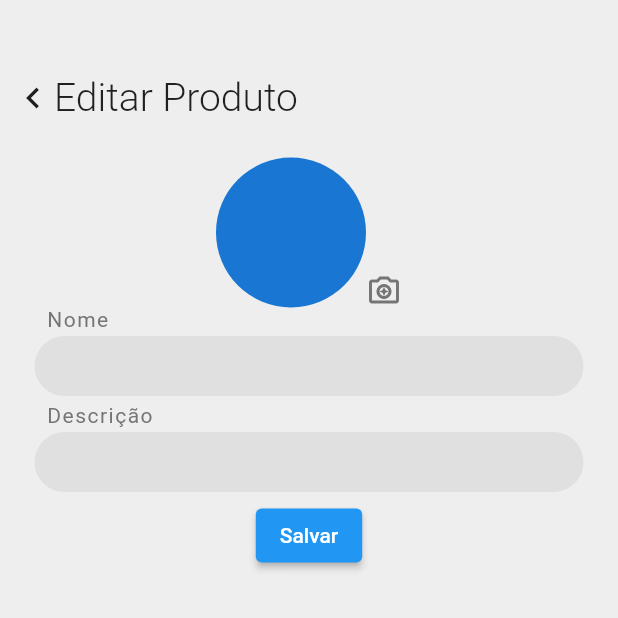
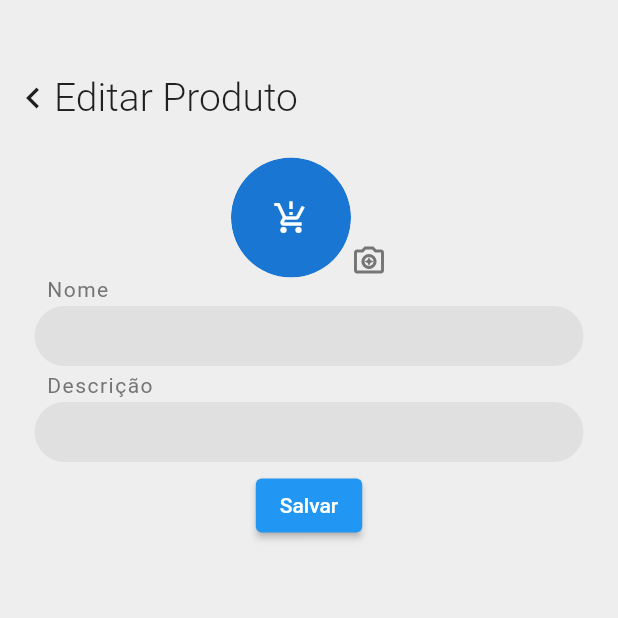
Before and after one commit to Kilder-M/rv_crud_challenger, a Flutter app: the ProductDetailsView screen opened directly, after a tap on "Editar", on a phone screen of 412 x 824 dp, the top half of it. Run offline on Flutter 3.47's test engine with Material 2 defaults, Android fonts, the light colour scheme and no system bars; our stand-ins replace get, image_picker, sqflite; accounts and stored records are empty.

Commit message:
feat: :sparkles: pegando imagens da galeria e mostrando na tela.
feito a construção das views com os dados que foram resgatados da galeria do dispositivo. Atualizando desgin e passando parametros nomeados.

```diff
--- a/lib/app/modules/home/views/home_view.dart
+++ b/lib/app/modules/home/views/home_view.dart
@@ -1,3 +1,4 @@
+
 import 'package:flutter/material.dart';
 
 import 'package:get/get.dart';
@@ -64,10 +65,12 @@ class HomeView extends GetView<HomeController> {
                                 return GestureDetector(
                                   onTap: () => Get.to(
                                     const ProductDetailsView(),
+                                    arguments: product
                                   ),
                                   child: CardForProductList(
                                     title: product.name,
                                     subTitle: product.details,
+                                    photoUrl: product.urlPhoto,
                                     onTapIcon: () {
                                       showDialog(
                                         context: context,
--- a/lib/app/modules/home/views/product_details_view.dart
+++ b/lib/app/modules/home/views/product_details_view.dart
@@ -1,6 +1,8 @@
 import 'package:flutter/material.dart';
 
 import 'package:get/get.dart';
+import 'package:rv_crud_challenger/app/data/domain/entities/product.dart';
+import 'package:rv_crud_challenger/app/modules/home/views/update_view.dart';
 import 'package:rv_crud_challenger/app/modules/home/widgets/card_product_details.dart';
 
 class ProductDetailsView extends GetView {
@@ -8,6 +10,10 @@ class ProductDetailsView extends GetView {
 
   @override
   Widget build(BuildContext context) {
+    Product product = (Get.arguments == null) ? Product() : Get.arguments;
+    var photoUrl = (product.urlPhoto == null || product.urlPhoto == '')
+        ? ''.obs
+        : product.urlPhoto.obs;
     return Scaffold(
       backgroundColor: Colors.grey[100],
       body: SafeArea(
@@ -40,9 +46,18 @@ class ProductDetailsView extends GetView {
                       ],
                     ),
                   ),
-                    const Padding(
-                      padding:  EdgeInsets.all(35.0),
-                      child: CardProductDetails(width: double.infinity,photoWidth: 100,photoHeight: 100,),
+                  Padding(
+                    padding: const EdgeInsets.all(35.0),
+                    child: CardProductDetails(
+                      onTapButton: (){
+                        Get.to(const UpdateView(), arguments: product);
+                      },
+                      product: product,
+                      photoUrl: product.urlPhoto,
+                      width: double.infinity,
+                      photoWidth: 100,
+                      photoHeight: 100,
+                    ),
                   )
                 ],
               ),
--- a/lib/app/modules/home/views/update_view.dart
+++ b/lib/app/modules/home/views/update_view.dart
@@ -1,3 +1,5 @@
+import 'dart:convert';
+
 import 'package:flutter/material.dart';
 
 import 'package:get/get.dart';
@@ -13,6 +15,10 @@ class UpdateView extends GetView<HomeController> {
   @override
   Widget build(BuildContext context) {
     Product product = (Get.arguments == null) ? Product() : Get.arguments;
+    var title = (Get.arguments == null) ? 'Novo Produto' : 'Editar Produto';
+    var photoUrl = (product.urlPhoto == null || product.urlPhoto == '')
+        ? ''.obs
+        : product.urlPhoto.obs;
     var form = GlobalKey<FormState>();
     return Scaffold(
       backgroundColor: Colors.grey[100],
@@ -24,12 +30,14 @@ class UpdateView extends GetView<HomeController> {
           color: Colors.grey[200],
           child: Padding(
             padding: const EdgeInsets.fromLTRB(8, 50, 8, 0),
+            child: Obx(
+              () => SingleChildScrollView(
                 child: Column(
                   mainAxisAlignment: MainAxisAlignment.start,
                   crossAxisAlignment: CrossAxisAlignment.start,
                   children: [
                     viewsTitles(
-                  title: 'Editar Produto',
+                      title: title,
                       onBack: () => Get.back(),
                     ),
                     Padding(
@@ -40,11 +48,28 @@ class UpdateView extends GetView<HomeController> {
                             crossAxisAlignment: CrossAxisAlignment.end,
                             mainAxisAlignment: MainAxisAlignment.center,
                             children: [
-                          const CircleAvatar(
-                            radius: 50,
+                              SizedBox(
+                                width: 80,
+                                height: 80,
+                                child: ClipRRect(
+                                  borderRadius: BorderRadius.circular(100),
+                                  child: photoUrl.value != ''
+                                      ? Image.memory(
+                                          base64.decode(photoUrl.value ?? ''),
+                                          fit: BoxFit.cover)
+                                      : const CircleAvatar(
+                                          child: Icon(
+                                              Icons.production_quantity_limits),
+                                        ),
+                                ),
                               ),
                               GestureDetector(
-                              onTap: () {},
+                                  onTap: () async {
+                                    photoUrl.value = await controller
+                                            .pickImageStringFromGallery() ??
+                                        '';
+                                    product.urlPhoto = photoUrl.value;
+                                  },
                                   child: Icon(
                                     Icons.camera_enhance_outlined,
                                     color: Colors.grey[600],
@@ -69,10 +94,10 @@ class UpdateView extends GetView<HomeController> {
                           ),
                           ElevatedButton(
                             onPressed: () {
-                          product.photo = 'teste';
                               form.currentState!.validate();
                               form.currentState!.save();
-                          if (controller.nameIsValid && controller.detailsIsValid) {
+                              if (controller.nameIsValid &&
+                                  controller.detailsIsValid) {
                                 controller.save(product);
                                 Get.to(const HomeView());
                                 showDialog(
@@ -103,6 +128,8 @@ class UpdateView extends GetView<HomeController> {
               ),
             ),
           ),
+        ),
+      ),
     );
   }
 }
--- a/lib/app/modules/home/widgets/card_product_details.dart
+++ b/lib/app/modules/home/widgets/card_product_details.dart
@@ -1,5 +1,8 @@
+import 'dart:convert';
+
 import 'package:flutter/material.dart';
 import 'package:get/get.dart';
+import 'package:rv_crud_challenger/app/data/domain/entities/product.dart';
 import 'package:rv_crud_challenger/app/modules/home/views/update_view.dart';
 
 class CardProductDetails extends StatelessWidget {
@@ -16,7 +19,9 @@ class CardProductDetails extends StatelessWidget {
   final String? productWidth;
   final String? productPrice;
   final String? productRating;
+  final Product product;
   final void Function()? onTapIcon;
+  final void Function()? onTapButton;
 
   const CardProductDetails(
       {Key? key,
@@ -33,7 +38,9 @@ class CardProductDetails extends StatelessWidget {
       this.photoUrl,
       this.photoWidth,
       this.photoHeight,
-      this.onTapIcon})
+      this.onTapIcon,
+      required this.product,
+      this.onTapButton})
       : super(key: key);
 
   @override
@@ -58,21 +65,37 @@ class CardProductDetails extends StatelessWidget {
         child: Column(
           children: [
             Padding(
-              padding: const EdgeInsets.all(8.0),
-              child: CircleAvatar(
-                radius: 50,
+              padding: const EdgeInsets.all(15.0),
+              child: SizedBox(
+                width: 100,
+                height: 100,
+                child: ClipRRect(
+                  borderRadius: BorderRadius.circular(100),
+                  child: photoUrl != null
+                      ? Image.memory(base64.decode(photoUrl ?? ''),
+                          fit: BoxFit.cover)
+                      : const CircleAvatar(
+                          child: Icon(
+                            Icons.production_quantity_limits,
+                          ),
+                        ),
+                ),
               ),
             ),
-             //leftText('Nome',product.title ?? ''),
-             //leftText('Decrição',product.description ?? '',isDescription: true),
+            Text(
+              product.name ?? '',
+              style: TextStyle(
+                fontSize: 20,
+                fontWeight: FontWeight.w400,
+                overflow: TextOverflow.clip
+              ),
+            ),
+            SizedBox(height: 30,),
+            leftText('Descrição:', product.details ?? '', isDescription: true),
             Padding(
-              padding: const EdgeInsets.only(top: 8.0),
+              padding: const EdgeInsets.only(top: 40),
               child: ElevatedButton(
-                onPressed: () {
-                  Get.to(
-                    const UpdateView(),
-                  );
-                },
+                onPressed: onTapButton,
                 child: const Text('Editar'),
               ),
             ),
@@ -92,10 +115,11 @@ Widget leftText(String definition, String details, {bool? isDescription}) {
           : CrossAxisAlignment.center,
       children: [
         Text(
-          '$definition: ',
+          definition,
           maxLines: 4,
-          style: TextStyle(fontSize: 14, color: Colors.grey[800]),
+          style: TextStyle(fontSize: 14, color: Colors.grey[800],fontWeight: FontWeight.w400),
         ),
+        SizedBox(width: 8,),
         SizedBox(
             width: 150,
             child: Text(details,
```
Also changed, not shown: lib/app/modules/home/controllers/home_controller.dart (+22 -8 lines), lib/app/util/widgets/card_for_product_list.dart (+14 -4 lines). Lines whose indentation alone changed are shown as unchanged.
